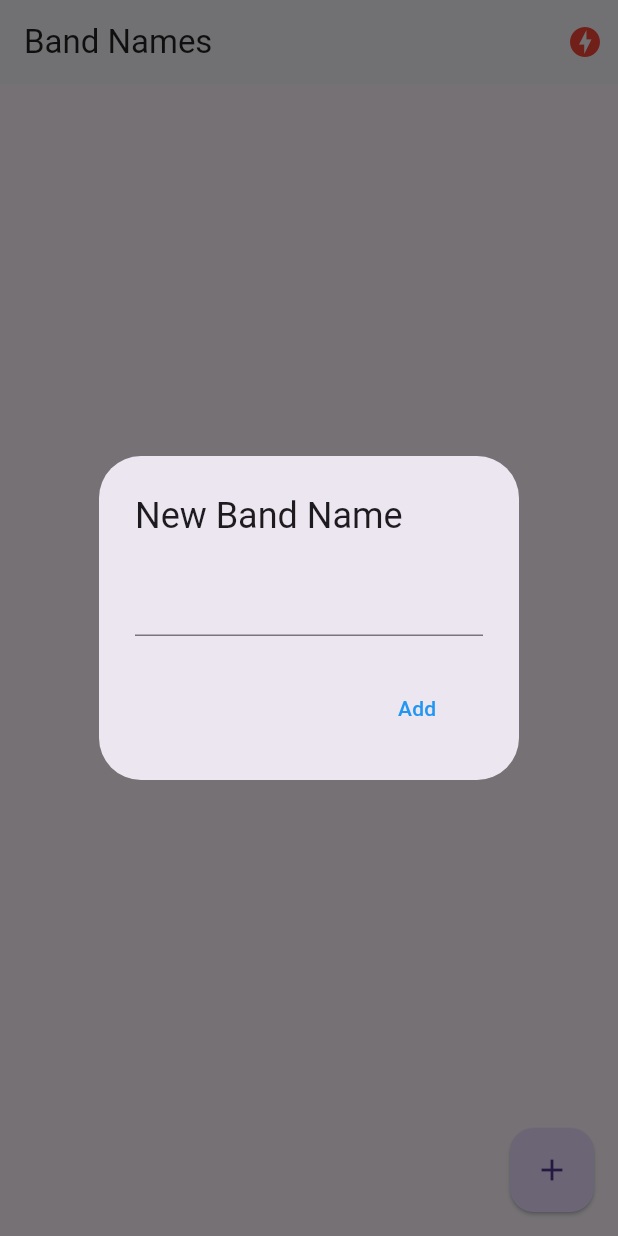
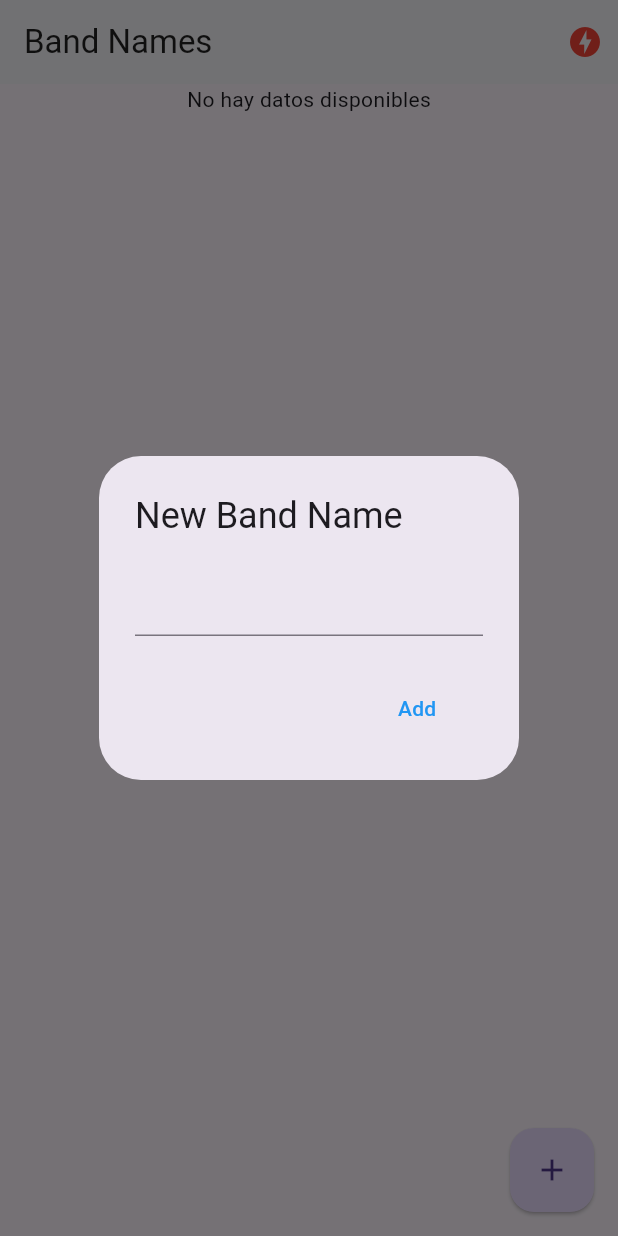
Before and after one commit to jorgekast18/Band_Name, a Flutter app: the screen it shows after launch, after a tap on the "add" icon, on a phone screen of 412 x 824 dp. Run offline on Flutter 3.47's test engine with Material 3 defaults, Android fonts, the phone set to English and light mode, and no system bars; our stand-ins replace pie_chart, socket_io_client; network calls fail.

Commit message:
Add graph pie chart lib

```diff
--- a/lib/pages/home.dart
+++ b/lib/pages/home.dart
@@ -2,6 +2,7 @@ import 'dart:io';
 import 'package:provider/provider.dart';
 import 'package:flutter/material.dart';
 import 'package:flutter/cupertino.dart';
+import 'package:pie_chart/pie_chart.dart';
 
 import 'package:bandname/services/socket_service.dart';
 import 'package:bandname/models/band.dart';
@@ -54,10 +55,16 @@ class _HomePageState extends State<HomePage> {
             )
           ],
         ),
-        body: ListView.builder(
-            itemCount: bands.length,
-            itemBuilder: (BuildContext context, int index) =>
-                _bandTile(bands[index])),
+        body: Column(
+          children: <Widget>[
+            _showGraph(),
+            Expanded(
+                child: ListView.builder(
+                    itemCount: bands.length,
+                    itemBuilder: (BuildContext context, int index) =>
+                        _bandTile(bands[index])))
+          ],
+        ),
         floatingActionButton: FloatingActionButton(
             elevation: 1, onPressed: addNewBand, child: const Icon(Icons.add)));
   }
@@ -145,4 +152,41 @@ class _HomePageState extends State<HomePage> {
 
     Navigator.pop(context);
   }
+
+  Widget _showGraph() {
+    Map<String, double> dataMap = {};
+    for (var band in bands) {
+      dataMap.putIfAbsent(band.name, () => band.votes.toDouble());
+    }
+
+    if (dataMap.isEmpty) {
+      return const Center(child: Text('No hay datos disponibles'));
+    }
+
+    return SizedBox(
+        width: double.infinity,
+        height: 200,
+        child: PieChart(
+          dataMap: dataMap,
+          animationDuration: const Duration(milliseconds: 800),
+          chartLegendSpacing: 32,
+          initialAngleInDegree: 0,
+          chartType: ChartType.disc,
+          legendOptions: const LegendOptions(
+            showLegendsInRow: false,
+            legendPosition: LegendPosition.right,
+            showLegends: true,
+            legendTextStyle: TextStyle(
+              fontWeight: FontWeight.bold,
+            ),
+          ),
+          chartValuesOptions: const ChartValuesOptions(
+            showChartValueBackground: false,
+            showChartValues: true,
+            showChartValuesInPercentage: false,
+            showChartValuesOutside: false,
+            decimalPlaces: 0,
+          ),
+        ));
+  }
 }
--- a/pubspec.yaml
+++ b/pubspec.yaml
@@ -11,6 +11,7 @@ dependencies:
     sdk: flutter
   socket_io_client: ^3.0.1
   provider: ^6.1.2
+  pie_chart: ^5.4.0
 
 dev_dependencies:
   flutter_test:
```
Also changed, not shown: pubspec.lock.
